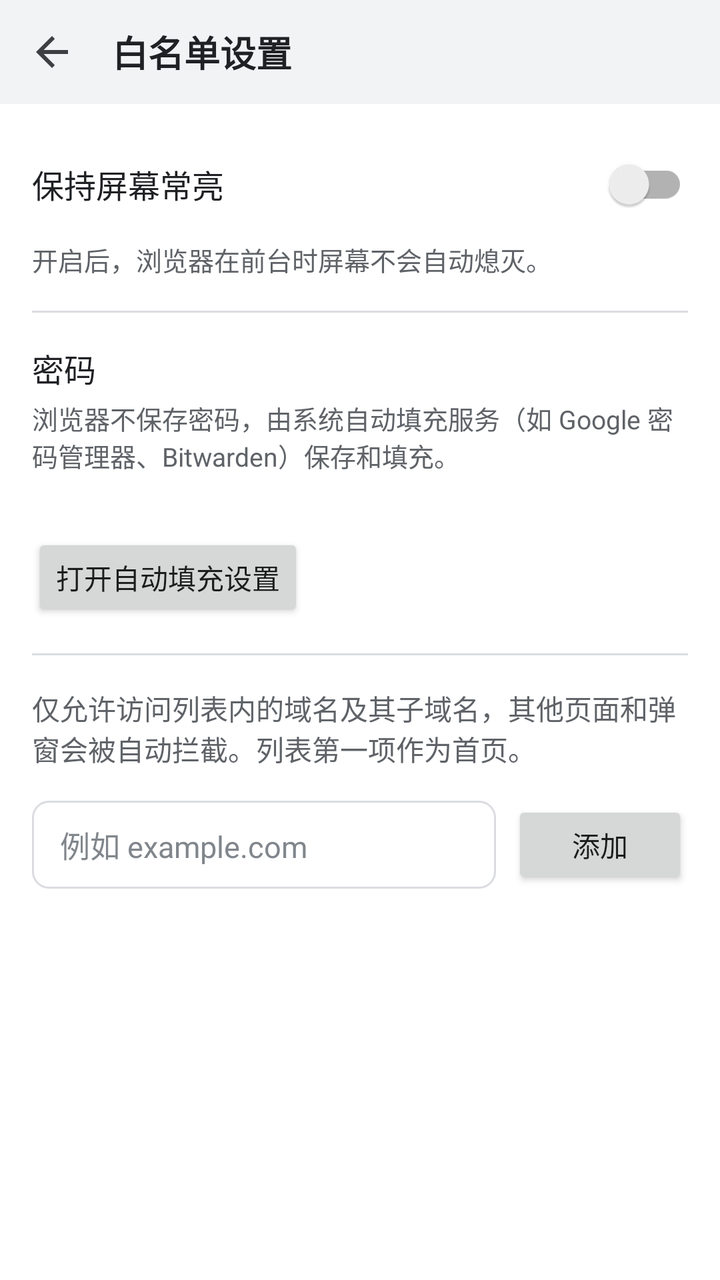
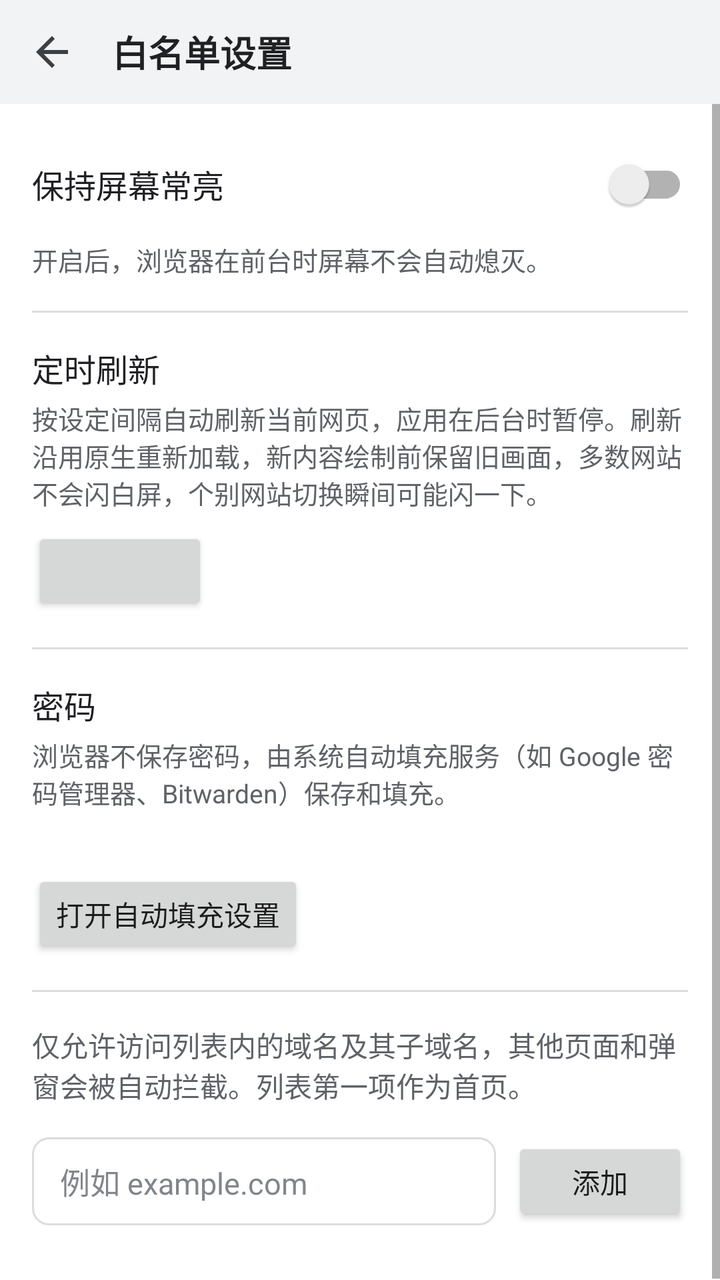

An Android layout rendered at two revisions. The XML below is the earlier revision; the diff shows what the commit changed to produce the second picture.
<!-- AndroidManifest.xml: application theme Theme.YarnChrome -->
<!-- res/layout/activity_settings.xml -->
<?xml version="1.0" encoding="utf-8"?>
<LinearLayout xmlns:android="http://schemas.android.com/apk/res/android"
    android:layout_width="match_parent"
    android:layout_height="match_parent"
    android:background="#FFFFFF"
    android:orientation="vertical">

    <LinearLayout
        android:layout_width="match_parent"
        android:layout_height="52dp"
        android:background="#F1F3F4"
        android:gravity="center_vertical"
        android:orientation="horizontal"
        android:paddingStart="4dp"
        android:paddingEnd="16dp">

        <ImageButton
            android:id="@+id/btnClose"
            android:layout_width="44dp"
            android:layout_height="44dp"
            android:background="?attr/selectableItemBackgroundBorderless"
            android:contentDescription="@string/back"
            android:src="@drawable/ic_back"
            android:tint="#3C4043" />

        <TextView
            android:layout_width="wrap_content"
            android:layout_height="wrap_content"
            android:layout_marginStart="8dp"
            android:text="@string/settings_title"
            android:textColor="#202124"
            android:textSize="18sp"
            android:textStyle="bold" />
    </LinearLayout>

    <ScrollView
        android:layout_width="match_parent"
        android:layout_height="0dp"
        android:layout_weight="1"
        android:fillViewport="true">

        <LinearLayout
            android:layout_width="match_parent"
            android:layout_height="wrap_content"
            android:layout_gravity="center_horizontal"
            android:orientation="vertical"
            android:padding="16dp">

            <androidx.appcompat.widget.SwitchCompat
                android:id="@+id/switchKeepOn"
                android:layout_width="match_parent"
                android:layout_height="48dp"
                android:text="@string/keep_screen_on"
                android:textColor="#202124"
                android:textSize="16sp" />

            <TextView
                android:layout_width="match_parent"
                android:layout_height="wrap_content"
                android:layout_marginTop="4dp"
                android:text="@string/keep_screen_on_desc"
                android:textColor="#5F6368"
                android:textSize="13sp" />

            <View
                android:layout_width="match_parent"
                android:layout_height="1dp"
                android:layout_marginTop="16dp"
                android:layout_marginBottom="16dp"
                android:background="#DADCE0" />

            <TextView
                android:layout_width="match_parent"
                android:layout_height="wrap_content"
                android:text="@string/autofill_title"
                android:textColor="#202124"
                android:textSize="16sp" />

            <TextView
                android:id="@+id/autofillDesc"
                android:layout_width="match_parent"
                android:layout_height="wrap_content"
                android:layout_marginTop="4dp"
                android:text="@string/autofill_desc"
                android:textColor="#5F6368"
                android:textSize="13sp" />

            <TextView
                android:id="@+id/autofillStatus"
                android:layout_width="match_parent"
                android:layout_height="wrap_content"
                android:layout_marginTop="8dp"
                android:textColor="#3C4043"
                android:textSize="13sp" />

            <Button
                android:id="@+id/btnAutofill"
                android:layout_width="wrap_content"
                android:layout_height="44dp"
                android:layout_marginTop="4dp"
                android:text="@string/autofill_open" />

            <View
                android:layout_width="match_parent"
                android:layout_height="1dp"
                android:layout_marginTop="16dp"
                android:layout_marginBottom="16dp"
                android:background="#DADCE0" />

            <TextView
                android:layout_width="match_parent"
                android:layout_height="wrap_content"
                android:text="@string/settings_desc"
                android:textColor="#5F6368"
                android:textSize="14sp" />

            <LinearLayout
                android:layout_width="match_parent"
                android:layout_height="wrap_content"
                android:layout_marginTop="16dp"
                android:gravity="center_vertical"
                android:orientation="horizontal">

                <EditText
                    android:id="@+id/domainInput"
                    android:layout_width="0dp"
                    android:layout_height="44dp"
                    android:layout_weight="1"
                    android:background="@drawable/bg_address"
                    android:hint="@string/domain_hint"
                    android:imeOptions="actionDone"
                    android:importantForAutofill="no"
                    android:inputType="textUri"
                    android:maxLines="1"
                    android:paddingStart="14dp"
                    android:paddingEnd="14dp"
                    android:textColor="#202124"
                    android:textColorHint="#80868B"
                    android:textSize="15sp" />

                <Button
                    android:id="@+id/btnAdd"
                    android:layout_width="wrap_content"
                    android:layout_height="44dp"
                    android:layout_marginStart="8dp"
                    android:text="@string/add" />
            </LinearLayout>

            <LinearLayout
                android:id="@+id/domainList"
                android:layout_width="match_parent"
                android:layout_height="wrap_content"
                android:layout_marginTop="12dp"
                android:orientation="vertical" />

            <TextView
                android:id="@+id/emptyView"
                android:layout_width="match_parent"
                android:layout_height="wrap_content"
                android:layout_marginTop="24dp"
                android:gravity="center"
                android:text="@string/empty_whitelist"
                android:textColor="#80868B"
                android:textSize="14sp"
                android:visibility="gone" />
        </LinearLayout>
    </ScrollView>
</LinearLayout>
<!-- resources referenced by this layout -->
<resources>
  <!-- drawable bg_address (drawable) -->
  <?xml version="1.0" encoding="utf-8"?>
  <shape xmlns:android="http://schemas.android.com/apk/res/android"
      android:shape="rectangle">
      <solid android:color="#FFFFFF" />
      <stroke
          android:width="1dp"
          android:color="#DADCE0" />
      <corners android:radius="8dp" />
  </shape>
  <!-- drawable ic_back (drawable) -->
  <?xml version="1.0" encoding="utf-8"?>
  <vector xmlns:android="http://schemas.android.com/apk/res/android"
      android:width="24dp"
      android:height="24dp"
      android:viewportWidth="24"
      android:viewportHeight="24">
      <path
          android:fillColor="#FF000000"
          android:pathData="M20,11H7.83l5.59,-5.59L12,4l-8,8 8,8 1.41,-1.41L7.83,13H20v-2z" />
  </vector>
  <string name="add">添加</string>
  <string name="autofill_desc">浏览器不保存密码，由系统自动填充服务（如 Google 密码管理器、Bitwarden）保存和填充。</string>
  <string name="autofill_open">打开自动填充设置</string>
  <string name="autofill_title">密码</string>
  <string name="back">后退</string>
  <string name="domain_hint">例如 example.com</string>
  <string name="empty_whitelist">白名单为空，请先添加允许访问的域名</string>
  <string name="keep_screen_on">保持屏幕常亮</string>
  <string name="keep_screen_on_desc">开启后，浏览器在前台时屏幕不会自动熄灭。</string>
  <string name="settings_desc">仅允许访问列表内的域名及其子域名，其他页面和弹窗会被自动拦截。列表第一项作为首页。</string>
  <string name="settings_title">白名单设置</string>
  <style name="Theme.YarnChrome" parent="Theme.AppCompat.Light.NoActionBar">
          <item name="colorPrimary">#1A73E8</item>
          <item name="colorPrimaryDark">#F1F3F4</item>
          <item name="colorAccent">#1A73E8</item>
          <item name="android:windowBackground">@android:color/white</item>
          <item name="android:windowLightStatusBar">true</item>
      </style>
</resources>

<!-- the commit's change to res/layout/activity_settings.xml (unified diff, before → after) -->
@@ -61,6 +61,34 @@
                 android:text="@string/keep_screen_on_desc"
                 android:textColor="#5F6368"
                 android:textSize="13sp" />
+
+            <View
+                android:layout_width="match_parent"
+                android:layout_height="1dp"
+                android:layout_marginTop="16dp"
+                android:layout_marginBottom="16dp"
+                android:background="#DADCE0" />
+
+            <TextView
+                android:layout_width="match_parent"
+                android:layout_height="wrap_content"
+                android:text="@string/auto_refresh"
+                android:textColor="#202124"
+                android:textSize="16sp" />
+
+            <TextView
+                android:layout_width="match_parent"
+                android:layout_height="wrap_content"
+                android:layout_marginTop="4dp"
+                android:text="@string/auto_refresh_desc"
+                android:textColor="#5F6368"
+                android:textSize="13sp" />
+
+            <Button
+                android:id="@+id/btnRefreshInterval"
+                android:layout_width="wrap_content"
+                android:layout_height="44dp"
+                android:layout_marginTop="8dp" />
 
             <View
                 android:layout_width="match_parent"
<!-- resource entries referenced after the edit -->
@@ -22,6 +22,8 @@
           android:pathData="M20,11H7.83l5.59,-5.59L12,4l-8,8 8,8 1.41,-1.41L7.83,13H20v-2z" />
   </vector>
   <string name="add">添加</string>
+  <string name="auto_refresh">定时刷新</string>
+  <string name="auto_refresh_desc">按设定间隔自动刷新当前网页，应用在后台时暂停。刷新沿用原生重新加载，新内容绘制前保留旧画面，多数网站不会闪白屏，个别网站切换瞬间可能闪一下。</string>
   <string name="autofill_desc">浏览器不保存密码，由系统自动填充服务（如 Google 密码管理器、Bitwarden）保存和填充。</string>
   <string name="autofill_open">打开自动填充设置</string>
   <string name="autofill_title">密码</string>
